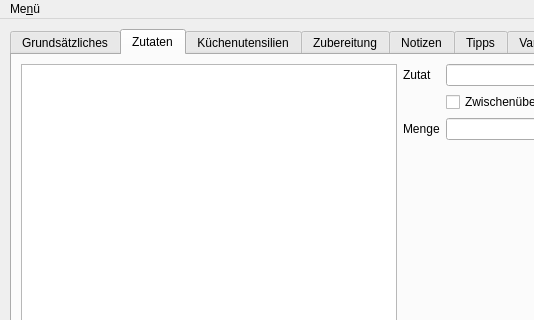
Before: the Qt Designer form ui_mainwindow.ui in mmk2410/wikicookbook, drawn with Qt 5; both pictures show x 0 to 534 and y 0 to 320 of the 800 by 620 pixel window.
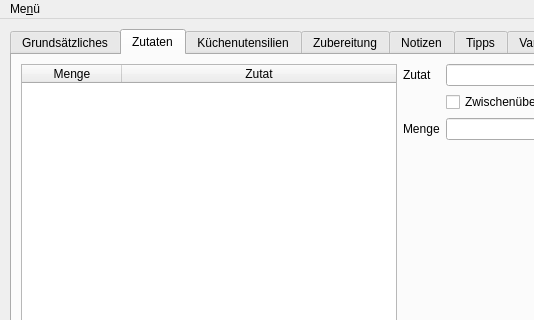
After: the same form once the commit is applied. The open tabs and pages were chosen to show the change.

Commit message: Switch to QTableWidget for ingredients list

```diff
--- a/ui_mainwindow.ui
+++ b/ui_mainwindow.ui
@@ -213,7 +213,30 @@
        </attribute>
        <layout class="QHBoxLayout" name="horizontalLayout_14">
         <item>
-         <widget class="QListWidget" name="v_ingredients"/>
+         <widget class="QTableWidget" name="v_ingredients">
+          <property name="selectionMode">
+           <enum>QAbstractItemView::SingleSelection</enum>
+          </property>
+          <property name="selectionBehavior">
+           <enum>QAbstractItemView::SelectRows</enum>
+          </property>
+          <attribute name="horizontalHeaderStretchLastSection">
+           <bool>true</bool>
+          </attribute>
+          <attribute name="verticalHeaderVisible">
+           <bool>false</bool>
+          </attribute>
+          <column>
+           <property name="text">
+            <string>Menge</string>
+           </property>
+          </column>
+          <column>
+           <property name="text">
+            <string>Zutat</string>
+           </property>
+          </column>
+         </widget>
         </item>
         <item>
          <layout class="QVBoxLayout" name="verticalLayout_7">
```
Left out of the diff: 2 changed lines with no effect on the pictures. The commit also changes 1 other file.
